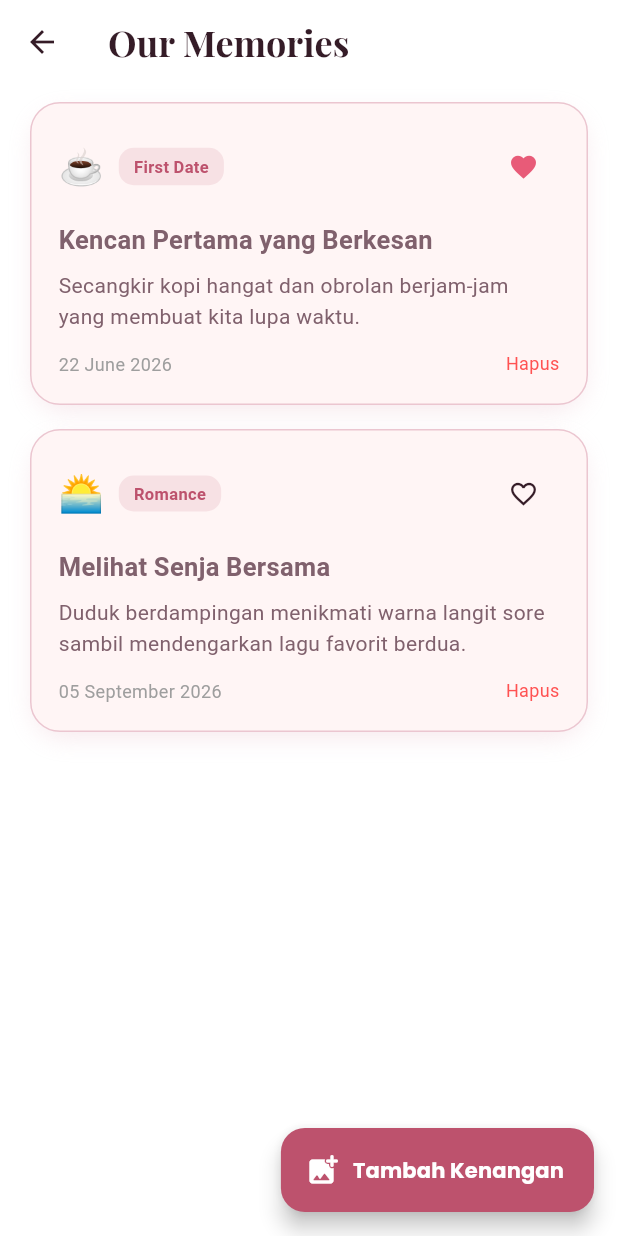
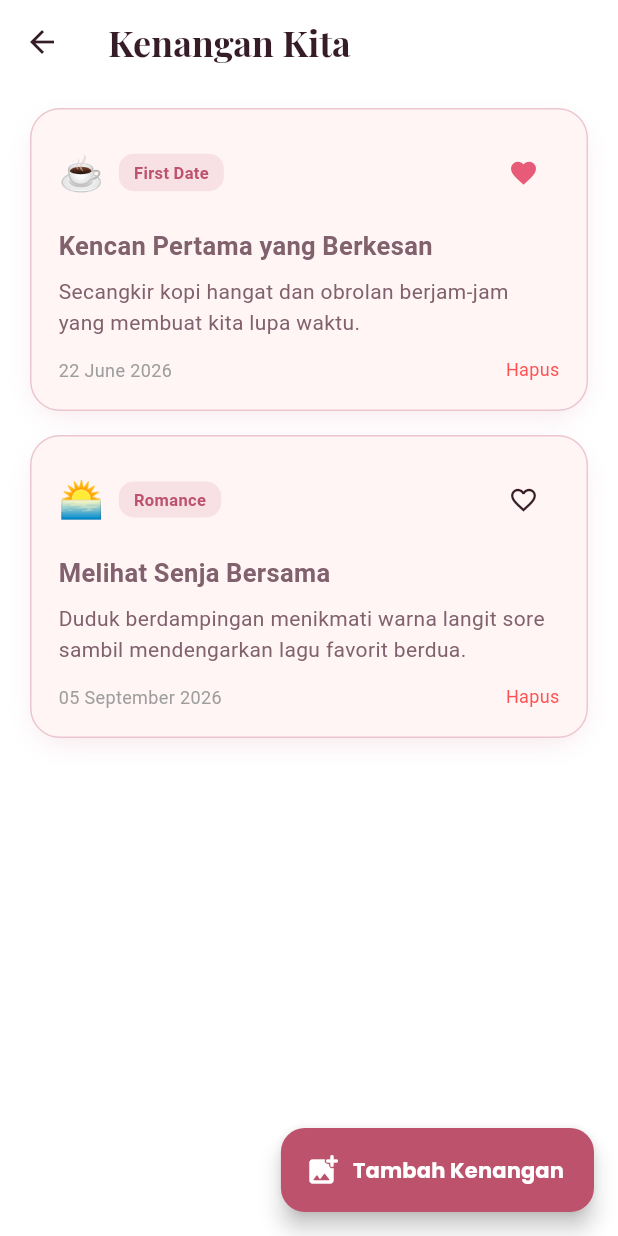
Before and after one commit to itsnotdeon/ignitecougames, a Flutter app: the MemoriesScreen screen opened directly, on a phone screen of 412 x 824 dp. Run offline on Flutter 3.47's test engine with Material 3 defaults, Android fonts, the phone set to English and light mode, and no system bars; our stand-ins replace google_fonts, shared_preferences; accounts and stored records are empty.

Commit message:
Polish memories screen naming and responsive spacing

```diff
--- a/lib/screens/memories/memories_screen.dart
+++ b/lib/screens/memories/memories_screen.dart
@@ -20,7 +20,7 @@ class MemoriesScreen extends StatelessWidget {
     return Scaffold(
       backgroundColor: Colors.transparent,
       appBar: AppBar(
-        title: const Text('Our Memories'),
+        title: const Text('Kenangan Kita'),
       ),
       floatingActionButton: FloatingActionButton.extended(
         onPressed: () => _showAddMemoryDialog(context),
@@ -46,7 +46,7 @@ class MemoriesScreen extends StatelessWidget {
                 ),
               )
             : ListView.builder(
-                padding: const EdgeInsets.symmetric(horizontal: 20, vertical: 12),
+                padding: const EdgeInsets.fromLTRB(20, 16, 20, 28),
                 itemCount: memories.length + 1,
                 itemBuilder: (context, index) {
                   if (index == memories.length) {
```
